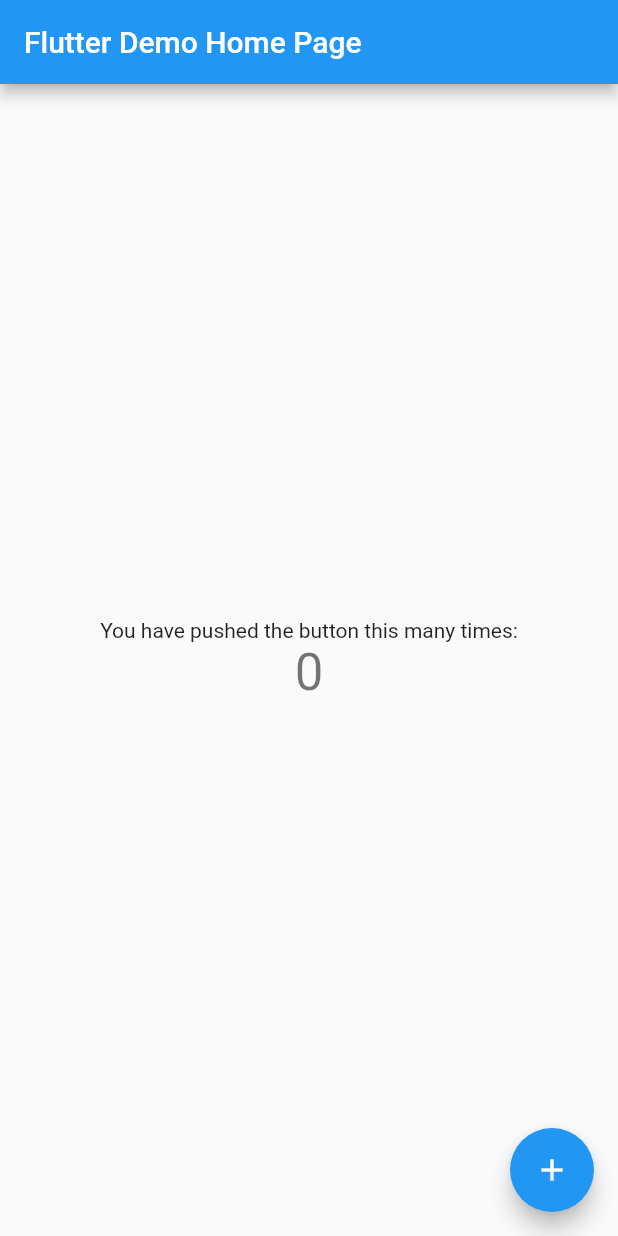
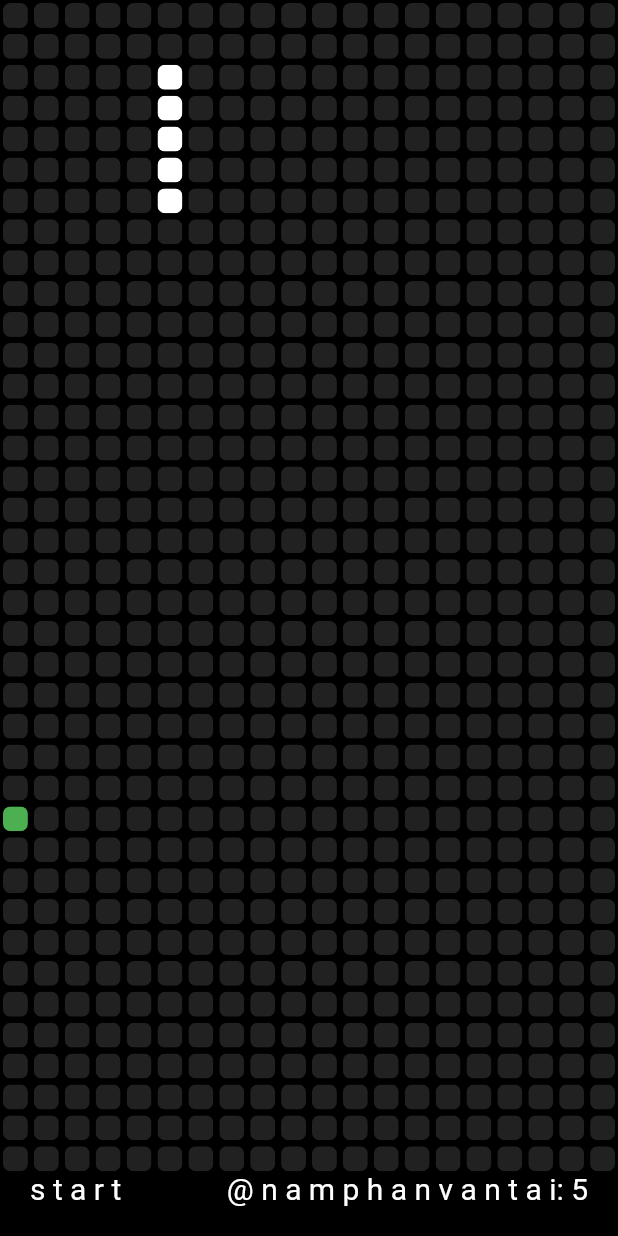
Before and after one commit to PhamVanTaiNam/trochoiconran, a Flutter app: the screen it shows after launch, on a phone screen of 412 x 824 dp. Run offline on Flutter 3.47's test engine with Material 2 defaults, Android fonts, the phone set to English and light mode, and no system bars.

Commit message:
Update main.dart
heheheheh

```diff
--- a/lib/main.dart
+++ b/lib/main.dart
@@ -1,115 +1,256 @@
 import 'package:flutter/material.dart';
+import 'dart:async';
+import 'dart:math';
 
-void main() {
-  runApp(const MyApp());
-}
+void main() => runApp(MyApp());
 
 class MyApp extends StatelessWidget {
-  const MyApp({super.key});
-
-  // This widget is the root of your application.
   @override
   Widget build(BuildContext context) {
     return MaterialApp(
-      title: 'Flutter Demo',
-      theme: ThemeData(
-        // This is the theme of your application.
-        //
-        // Try running your application with "flutter run". You'll see the
-        // application has a blue toolbar. Then, without quitting the app, try
-        // changing the primarySwatch below to Colors.green and then invoke
-        // "hot reload" (press "r" in the console where you ran "flutter run",
-        // or simply save your changes to "hot reload" in a Flutter IDE).
-        // Notice that the counter didn't reset back to zero; the application
-        // is not restarted.
-        primarySwatch: Colors.blue,
-      ),
-      home: const MyHomePage(title: 'Flutter Demo Home Page'),
+      title: 'My Game',
+      home: HomePage(),
     );
   }
 }
 
-class MyHomePage extends StatefulWidget {
-  const MyHomePage({super.key, required this.title});
-
-  // This widget is the home page of your application. It is stateful, meaning
-  // that it has a State object (defined below) that contains fields that affect
-  // how it looks.
-
-  // This class is the configuration for the state. It holds the values (in this
-  // case the title) provided by the parent (in this case the App widget) and
-  // used by the build method of the State. Fields in a Widget subclass are
-  // always marked "final".
-
-  final String title;
-
+class HomePageO extends StatelessWidget {
   @override
-  State<MyHomePage> createState() => _MyHomePageState();
+  Widget build(BuildContext context) {
+    return Scaffold(
+      body: Container(
+        decoration: BoxDecoration(
+          image: DecorationImage(
+            image: AssetImage('assets/background.png'),
+            fit: BoxFit.cover,
+          ),
+        ),
+        child: Center(
+          child: Column(
+            mainAxisAlignment: MainAxisAlignment.center,
+            children: <Widget>[
+              Image.asset(
+                'assets/start_button.png',
+                width: 200,
+              ),
+              SizedBox(height: 20),
+              ElevatedButton(
+                child: Text('START'),
+                onPressed: () {
+                  Navigator.push(
+                    context,
+                    MaterialPageRoute(builder: (context) => Myapp()),
+                  );
+                },
+              ),
+            ],
+          ),
+        ),
+      ),
+    );
+  }
 }
 
-class _MyHomePageState extends State<MyHomePage> {
-  int _counter = 0;
+class Myapp extends StatelessWidget {
+  @override
+  Widget build(BuildContext context) {
+    return MaterialApp(
+      debugShowCheckedModeBanner: false,
+      home: HomePage(),
+    );
+  }
+}
 
-  void _incrementCounter() {
+class HomePage extends StatefulWidget {
+  @override
+  _HomePageState createState() => _HomePageState();
+}
+
+class _HomePageState extends State<HomePage> {
+  static List<int> snakePostion = [45, 65, 85, 105, 125];
+  int numberOfSquares = 760;
+
+  static var randomNumber = Random();
+  int food = randomNumber.nextInt(700);
+  void generateNewFood() {
+    food = randomNumber.nextInt(700);
+  }
+
+  void startGame() {
+    snakePostion = [45, 65, 85, 105, 125];
+    const duration = const Duration(milliseconds: 300);
+    Timer.periodic(duration, (Timer timer) {
+      updateSnake();
+      if (gameOver()) {
+        timer.cancel();
+        _showGameOverScreen();
+      }
+    });
+  }
+
+  var direction = 'down';
+  void updateSnake() {
     setState(() {
-      // This call to setState tells the Flutter framework that something has
-      // changed in this State, which causes it to rerun the build method below
-      // so that the display can reflect the updated values. If we changed
-      // _counter without calling setState(), then the build method would not be
-      // called again, and so nothing would appear to happen.
-      _counter++;
+      switch (direction) {
+        case 'down':
+          if (snakePostion.last > 740) {
+            snakePostion.add(snakePostion.last + 20 - 760);
+          } else {
+            snakePostion.add(snakePostion.last + 20);
+          }
+
+          break;
+
+        case 'up':
+          if (snakePostion.last < 20) {
+            snakePostion.add(snakePostion.last - 20 + 760);
+          } else {
+            snakePostion.add(snakePostion.last - 20);
+          }
+          break;
+        case 'left':
+          if (snakePostion.last % 20 == 0) {
+            snakePostion.add(snakePostion.last - 1 + 20);
+          } else {
+            snakePostion.add(snakePostion.last - 1);
+          }
+          break;
+        case 'right':
+          if (snakePostion.last % 20 == 0) {
+            snakePostion.add(snakePostion.last + 1 - 20);
+          } else {
+            snakePostion.add(snakePostion.last + 1);
+          }
+          break;
+
+        default:
+      }
+      if (snakePostion.last == food) {
+        generateNewFood();
+      } else {
+        snakePostion.removeAt(0);
+      }
     });
+  }
+
+  bool gameOver() {
+    for (int i = 0; i < snakePostion.length; i++) {
+      int count = 0;
+      for (int j = 0; j < snakePostion.length; j++) {
+        if (snakePostion[i] == snakePostion[j]) {
+          count += 1;
+        }
+        if (count == 2) {
+          return true;
+        }
+      }
+    }
+    return false;
+  }
+
+  void _showGameOverScreen() {
+    showDialog(
+        context: context,
+        builder: (BuildContext context) {
+          return AlertDialog(
+            title: new Text('Game Over'),
+            content:
+                new Text('You\'re score: ' + snakePostion.length.toString()),
+            actions: <Widget>[
+              new TextButton(
+                child: Text('Play Again'),
+                onPressed: () {
+                  startGame();
+                  Navigator.of(context).pop();
+                },
+              )
+            ],
+          );
+        });
   }
 
   @override
   Widget build(BuildContext context) {
-    // This method is rerun every time setState is called, for instance as done
-    // by the _incrementCounter method above.
-    //
-    // The Flutter framework has been optimized to make rerunning build methods
-    // fast, so that you can just rebuild anything that needs updating rather
-    // than having to individually change instances of widgets.
     return Scaffold(
-      appBar: AppBar(
-        // Here we take the value from the MyHomePage object that was created by
-        // the App.build method, and use it to set our appbar title.
-        title: Text(widget.title),
+      //appBar : AppBar(),
+      backgroundColor: Colors.black,
+      body: Column(
+        children: <Widget>[
+          Expanded(
+              child: GestureDetector(
+                  onVerticalDragUpdate: ((details) {
+                    if (direction != 'up' && details.delta.dy > 0) {
+                      direction = 'down';
+                    } else if (direction != 'down' && details.delta.dy < 0) {
+                      direction = 'up';
+                    }
+                  }),
+                  onHorizontalDragUpdate: (details) {
+                    if (direction != 'left' && details.delta.dx > 0) {
+                      direction = 'right';
+                    } else if (direction != 'right' && details.delta.dx < 0) {
+                      direction = 'left';
+                    }
+                  },
+                  child: Container(
+                    child: GridView.builder(
+                        physics: NeverScrollableScrollPhysics(),
+                        itemCount: numberOfSquares,
+                        gridDelegate: SliverGridDelegateWithFixedCrossAxisCount(
+                            crossAxisCount: 20),
+                        itemBuilder: (BuildContext context, int index) {
+                          if (snakePostion.contains(index)) {
+                            return Center(
+                              child: Container(
+                                padding: EdgeInsets.all(2),
+                                child: ClipRRect(
+                                  borderRadius: BorderRadius.circular(5),
+                                  child: Container(
+                                    color: Colors.white,
+                                  ),
+                                ),
+                              ),
+                            );
+                          }
+                          if (index == food) {
+                            return Container(
+                              padding: EdgeInsets.all(2),
+                              child: ClipRRect(
+                                borderRadius: BorderRadius.circular(5),
+                                child: Container(color: Colors.green),
+                              ),
+                            );
+                          } else {
+                            return Container(
+                              padding: EdgeInsets.all(2),
+                              child: ClipRRect(
+                                borderRadius: BorderRadius.circular(5),
+                                child: Container(color: Colors.grey[900]),
+                              ),
+                            );
+                          }
+                        }),
+                  ))),
+          Padding(
+              padding:
+                  const EdgeInsets.only(bottom: 20.0, left: 20.0, right: 20.0),
+              child: Row(
+                  mainAxisAlignment: MainAxisAlignment.spaceBetween,
+                  children: <Widget>[
+                    GestureDetector(
+                        onTap: startGame,
+                        child: Text(
+                          's t a r t',
+                          style: TextStyle(color: Colors.white, fontSize: 20),
+                        )),
+                    Text(
+                      ' @ n a m p h a n v a n t a i: ' +
+                          snakePostion.length.toString(),
+                      style: TextStyle(color: Colors.white, fontSize: 20),
+                    )
+                  ]))
+        ],
       ),
-      body: Center(
-        // Center is a layout widget. It takes a single child and positions it
-        // in the middle of the parent.
-        child: Column(
-          // Column is also a layout widget. It takes a list of children and
-          // arranges them vertically. By default, it sizes itself to fit its
-          // children horizontally, and tries to be as tall as its parent.
-          //
-          // Invoke "debug painting" (press "p" in the console, choose the
-          // "Toggle Debug Paint" action from the Flutter Inspector in Android
-          // Studio, or the "Toggle Debug Paint" command in Visual Studio Code)
-          // to see the wireframe for each widget.
-          //
-          // Column has various properties to control how it sizes itself and
-          // how it positions its children. Here we use mainAxisAlignment to
-          // center the children vertically; the main axis here is the vertical
-          // axis because Columns are vertical (the cross axis would be
-          // horizontal).
-          mainAxisAlignment: MainAxisAlignment.center,
-          children: <Widget>[
-            const Text(
-              'You have pushed the button this many times:',
-            ),
-            Text(
-              '$_counter',
-              style: Theme.of(context).textTheme.headlineMedium,
-            ),
-          ],
-        ),
-      ),
-      floatingActionButton: FloatingActionButton(
-        onPressed: _incrementCounter,
-        tooltip: 'Increment',
-        child: const Icon(Icons.add),
-      ), // This trailing comma makes auto-formatting nicer for build methods.
     );
   }
 }
```
